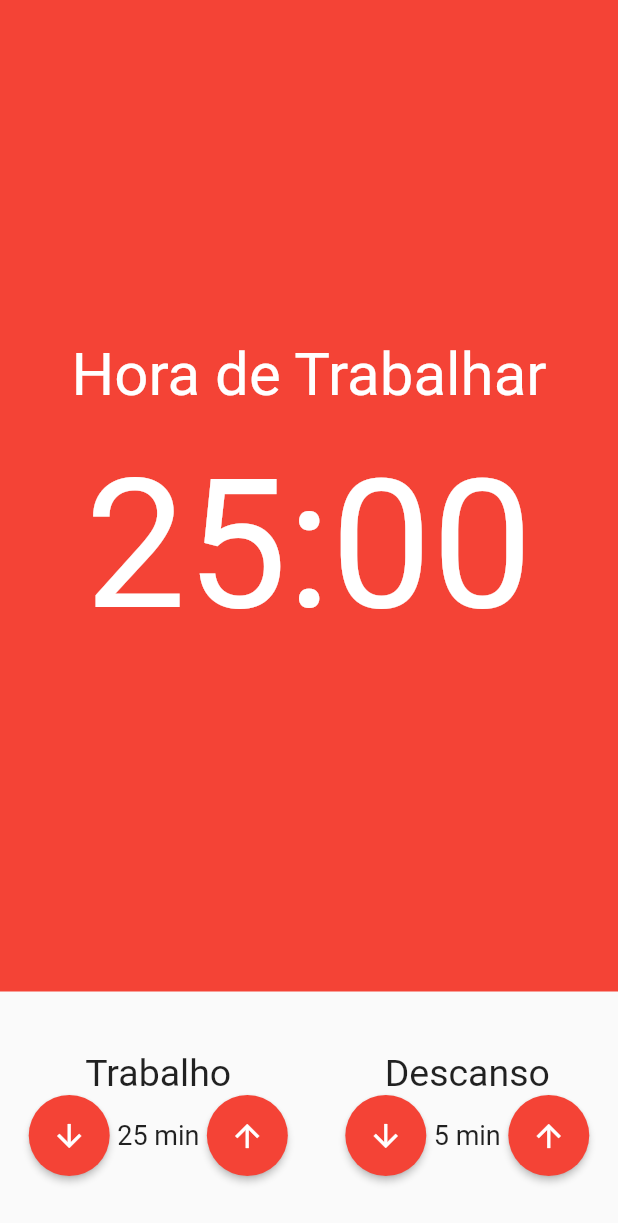
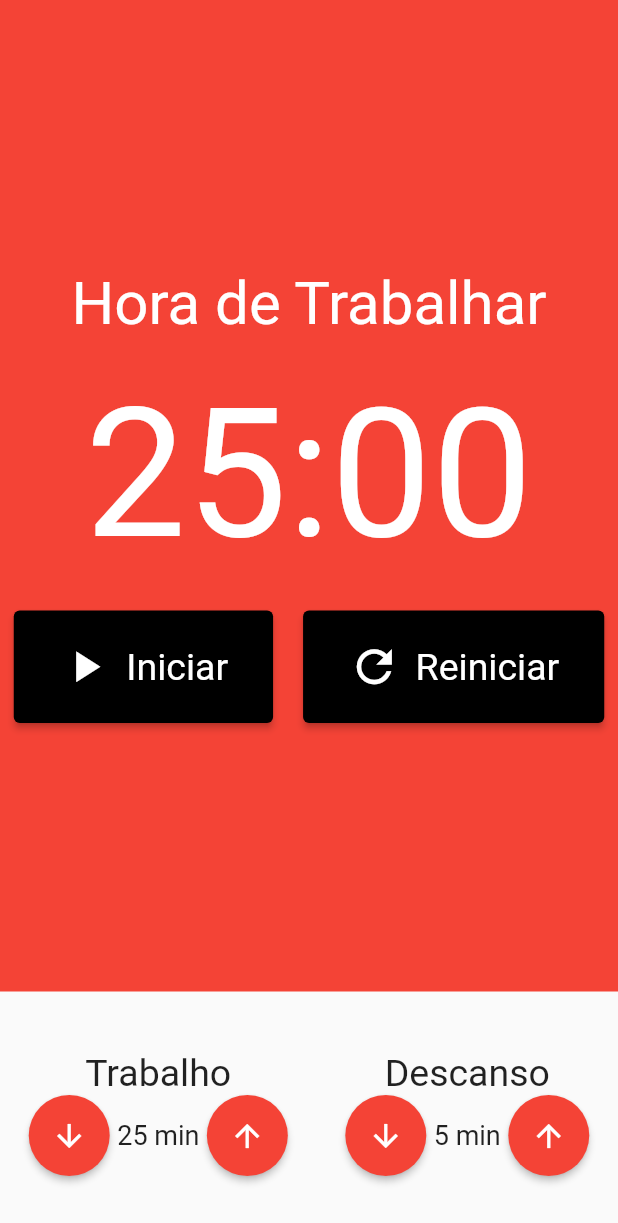
Before and after one commit to davimattos/flutter_mobx, a Flutter app: the screen it shows after launch, on a phone screen of 412 x 824 dp. Shown: the top 1223 px of the screen. Run offline on Flutter 3.47's test engine with Material 2 defaults, Android fonts, the phone set to English and light mode, and no system bars; our stand-ins replace mobx; generated files the repository leaves out were written again.

Commit message:
criando e implementando botoes de controle do cronometro

```diff
--- /dev/null
+++ b/lib/components/botao_cronometro.dart
@@ -0,0 +1,30 @@
+import 'package:flutter/material.dart';
+
+class BotaoCronometro extends StatelessWidget {
+  final String texto;
+  final IconData icone;
+
+  const BotaoCronometro({Key? key, required this.texto, required this.icone})
+      : super(key: key);
+
+  @override
+  Widget build(BuildContext context) {
+    return ElevatedButton(
+      style: ElevatedButton.styleFrom(
+          primary: Colors.black,
+          padding: EdgeInsets.symmetric(vertical: 20, horizontal: 30),
+          textStyle: TextStyle(fontSize: 25)),
+      onPressed: () {},
+      child: Row(children: [
+        Padding(
+          padding: const EdgeInsets.only(right: 10),
+          child: Icon(
+            icone,
+            size: 35,
+          ),
+        ),
+        Text(texto)
+      ]),
+    );
+  }
+}
--- a/lib/components/cronometro.dart
+++ b/lib/components/cronometro.dart
@@ -1,4 +1,5 @@
 import 'package:flutter/material.dart';
+import 'package:flutter_pomodoro_mobx/components/botao_cronometro.dart';
 
 class Cronometro extends StatelessWidget {
   const Cronometro({Key? key}) : super(key: key);
@@ -18,6 +19,26 @@ class Cronometro extends StatelessWidget {
           Text(
             '25:00',
             style: TextStyle(fontSize: 120, color: Colors.white),
+          ),
+          SizedBox(height: 20),
+          Row(
+            mainAxisAlignment: MainAxisAlignment.center,
+            children: [
+              Padding(
+                padding: const EdgeInsets.only(right: 10),
+                child:
+                    BotaoCronometro(texto: 'Iniciar', icone: Icons.play_arrow),
+              ),
+              // Padding(
+              //   padding: const EdgeInsets.only(right: 10),
+              //   child: BotaoCronometro(texto: 'Pausar', icone: Icons.stop),
+              // ),
+              Padding(
+                padding: const EdgeInsets.only(left: 10),
+                child:
+                    BotaoCronometro(texto: 'Reiniciar', icone: Icons.refresh),
+              ),
+            ],
           )
         ],
       ),
```
